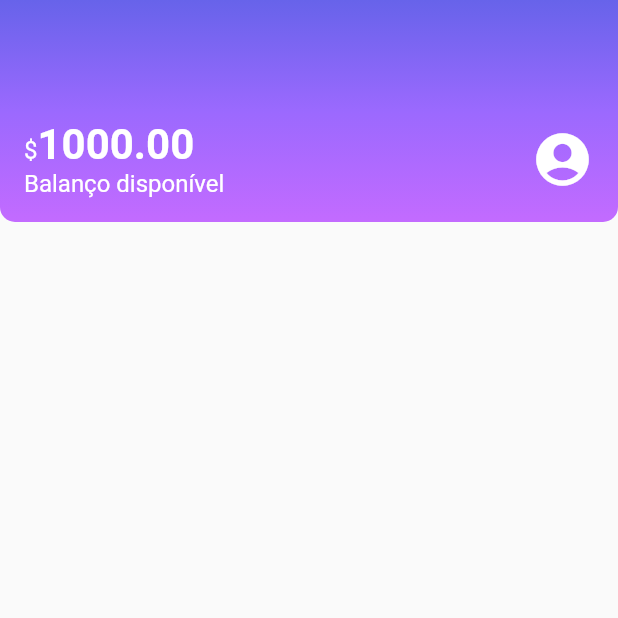
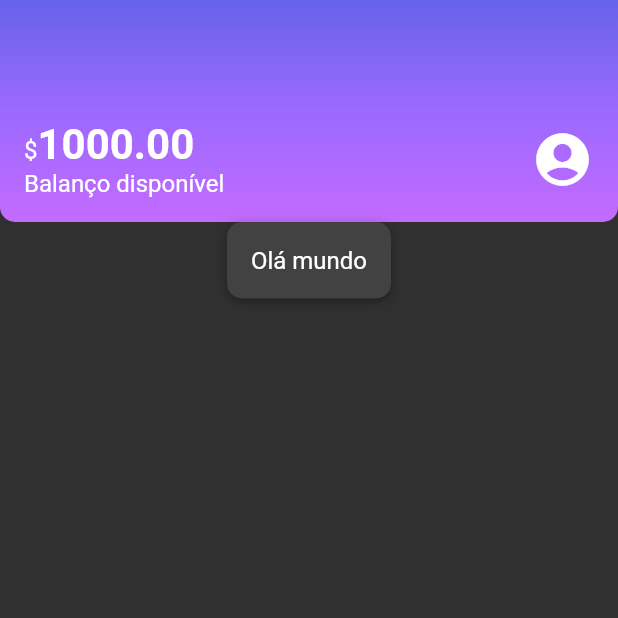
Before and after one commit to danielcruzdev/flutter-alubank, a Flutter app: the screen it shows after launch, on a phone screen of 412 x 824 dp, the top half of it. Run offline on Flutter 3.47's test engine with Material 2 defaults, Android fonts, the phone set to English and light mode, and no system bars.

Commit message:
estilizacao app

```diff
--- /dev/null
+++ b/lib/components/box_card.dart
@@ -0,0 +1,19 @@
+import 'package:flutter/material.dart';
+
+class BoxCard extends StatelessWidget {
+final Widget boxContent;
+const BoxCard({ Key? key, required this.boxContent }) : super(key: key);
+
+  @override
+  Widget build(BuildContext context){
+    return Container(
+      padding: const EdgeInsets.all(16),
+      decoration: BoxDecoration(
+        boxShadow: kElevationToShadow[3],
+        borderRadius: BorderRadius.circular(10),
+        color: Theme.of(context).cardColor,
+      ),
+      child: boxContent,
+    );
+  }
+}
--- a/lib/components/sections/header.dart
+++ b/lib/components/sections/header.dart
@@ -1,24 +1,19 @@
+import 'package:alubank/themes/theme_colors.dart';
 import 'package:flutter/material.dart';
 
 class Header extends StatelessWidget {
-  const Header({Key? key}) : super(key: key);
+const Header({ Key? key }) : super(key: key);
 
   @override
-  Widget build(BuildContext context) {
+  Widget build(BuildContext context){
     return Container(
-      decoration: const BoxDecoration(
+      decoration: BoxDecoration(
         gradient: LinearGradient(
           begin: Alignment.topCenter,
           end: Alignment.bottomCenter,
-          colors: <Color>[
-            Color.fromRGBO(103, 99, 234, 1.0),
-            Color.fromRGBO(155, 105, 254, 1.0),
-            Color.fromRGBO(195, 107, 255, 1.0)
-          ],
+          colors: ThemeColors.headerGradient
         ),
-        borderRadius: BorderRadius.vertical(
-          bottom: Radius.circular(10),
-        ),
+        borderRadius: BorderRadius.vertical(bottom: Radius.circular(10)),
       ),
       child: Padding(
         padding: const EdgeInsets.fromLTRB(16.0, 80.0, 16.0, 16.0),
@@ -27,39 +22,24 @@ class Header extends StatelessWidget {
           children: <Widget>[
             Column(
               crossAxisAlignment: CrossAxisAlignment.start,
-                children: const <Widget>[
+              children: <Widget>[
+              // Text('\$1000.00', style: TextStyle(fontSize: 28, fontWeight: FontWeight.bold),),
                 Text.rich(
                   TextSpan(
                     text: '\$',
-                      style: TextStyle(
-                        fontSize: 16,
-                        color: Colors.white,
-                      ),
                     children: <TextSpan>[
                       TextSpan(
                         text: '1000.00',
-                            style: TextStyle(
-                              fontSize: 28,
-                              fontWeight: FontWeight.bold,
-                            ))
+                        style: Theme.of(context).textTheme.bodyLarge,
+                      ),
                     ],
                   ),
                 ),
-                  Text(
-                    'Balanço disponível',
-                    style: TextStyle(
-                      fontSize: 16,
-                      color: Colors.white,
-                    ),
-                  )
+              Text('Balanço disponível'),
+            ],),
+            Icon(Icons.account_circle, size: 42,),
           ],
         ),
-              const Icon(
-                Icons.account_circle,
-                size: 42,
-                color: Colors.white,
-              )
-            ]),
       ),
     );
   }
--- a/lib/main.dart
+++ b/lib/main.dart
@@ -1,4 +1,5 @@
 import 'package:alubank/screens/home.dart';
+import 'package:alubank/themes/my_theme.dart';
 import 'package:flutter/material.dart';
 
 void main() {
@@ -6,12 +7,13 @@ void main() {
 }
 
 class Alubank extends StatelessWidget {
-  const Alubank({Key? key}) : super(key: key);
+const Alubank({ Key? key }) : super(key: key);
 
   @override
-  Widget build(BuildContext context) {
-    return const MaterialApp(
+  Widget build(BuildContext context){
+    return MaterialApp(
       title: 'Alubank',
+      theme: MyTheme,
       home: Home(),
     );
   }
--- a/lib/screens/home.dart
+++ b/lib/screens/home.dart
@@ -1,17 +1,17 @@
+import 'package:alubank/components/box_card.dart';
 import 'package:alubank/components/sections/header.dart';
 import 'package:flutter/material.dart';
 
 class Home extends StatelessWidget {
-  const Home({Key? key}) : super(key: key);
+const Home({ Key? key }) : super(key: key);
 
   @override
-  Widget build(BuildContext context) {
-    return Scaffold(
-      body: Column(
-        children: const <Widget>[
-          Header(),
-        ],
-      ),
-    );
+  Widget build(BuildContext context){
+    return Scaffold(body: Column(
+      children: <Widget>[
+        Header(),
+        BoxCard(boxContent: Text('Olá mundo')),
+      ],
+    ),);
   }
 }
--- /dev/null
+++ b/lib/themes/my_theme.dart
@@ -0,0 +1,17 @@
+import 'package:alubank/themes/theme_colors.dart';
+import 'package:flutter/material.dart';
+
+ThemeData MyTheme = ThemeData(
+  primarySwatch: ThemeColors.primaryColor,
+  primaryColor: ThemeColors.primaryColor,
+  brightness: Brightness.dark,
+  textTheme: TextTheme(
+    bodyMedium: TextStyle(
+      fontSize: 16,
+    ),
+    bodyLarge: TextStyle(
+      fontSize: 28,
+      fontWeight: FontWeight.bold,
+    ),
+  ),
+);
--- /dev/null
+++ b/lib/themes/theme_colors.dart
@@ -0,0 +1,10 @@
+import 'package:flutter/material.dart';
+
+class ThemeColors {
+  static const MaterialColor primaryColor = Colors.purple;
+  static const List<Color> headerGradient = [
+            Color.fromRGBO(103, 99, 234, 1.0),
+            Color.fromRGBO(155, 105, 254, 1.0),
+            Color.fromRGBO(195, 107, 255, 1.0),
+  ];
+}
--- a/pubspec.yaml
+++ b/pubspec.yaml
@@ -12,15 +12,13 @@ publish_to: 'none' # Remove this line if you wish to publish to pub.dev
 # build by specifying --build-name and --build-number, respectively.
 # In Android, build-name is used as versionName while build-number used as versionCode.
 # Read more about Android versioning at https://developer.android.com/studio/publish/versioning
-# In iOS, build-name is used as CFBundleShortVersionString while build-number is used as CFBundleVersion.
+# In iOS, build-name is used as CFBundleShortVersionString while build-number used as CFBundleVersion.
 # Read more about iOS versioning at
 # https://developer.apple.com/library/archive/documentation/General/Reference/InfoPlistKeyReference/Articles/CoreFoundationKeys.html
-# In Windows, build-name is used as the major, minor, and patch parts
-# of the product and file versions while build-number is used as the build suffix.
 version: 1.0.0+1
 
 environment:
-  sdk: '>=2.18.6 <3.0.0'
+  sdk: ">=2.17.6 <3.0.0"
 
 # Dependencies specify other packages that your package needs in order to work.
 # To automatically upgrade your package dependencies to the latest versions
```
Also changed, not shown: pubspec.lock, 18 other files. Lines whose indentation alone changed are shown as unchanged.
